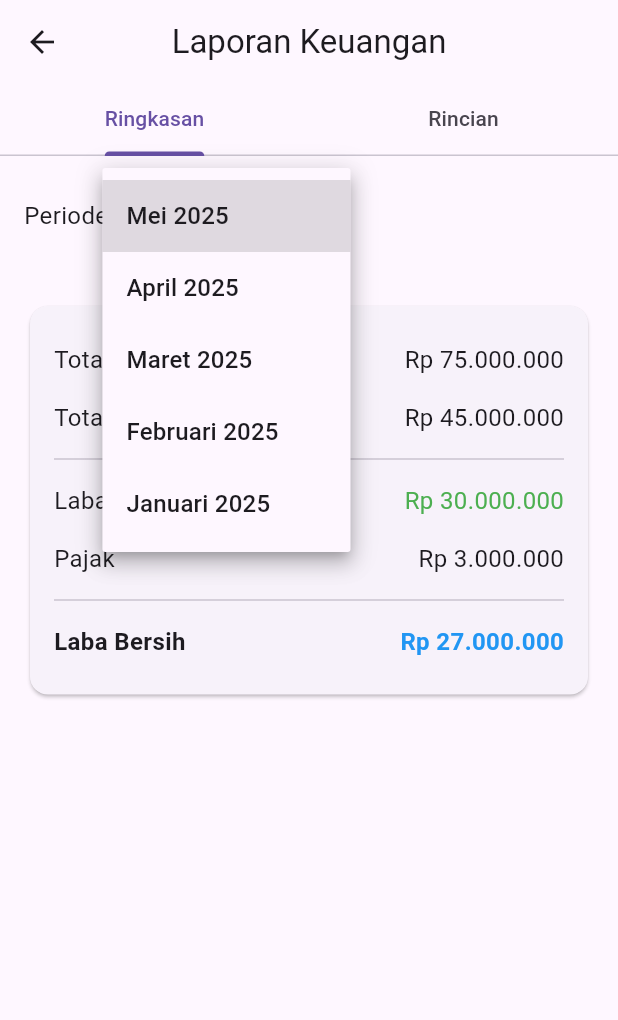
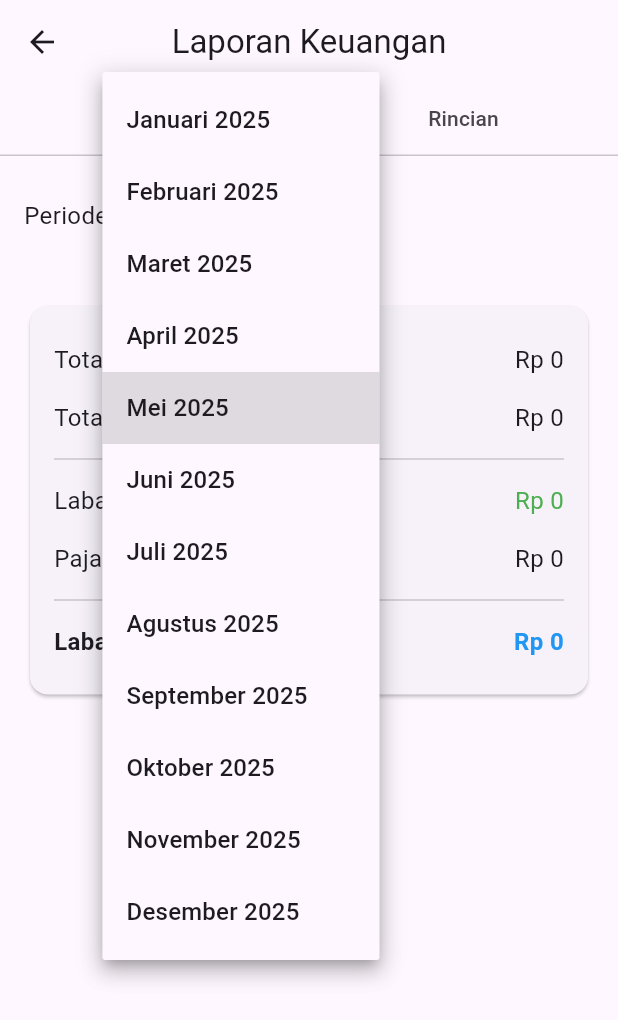
Before and after one commit to JustNap/Capstone_Kelompok4, a Flutter app: the FinancialReportPage screen opened directly, after a tap on "Mei 2025", on a phone screen of 412 x 824 dp. Shown: the top 1020 px of the screen. Run offline on Flutter 3.47's test engine with Material 3 defaults, Android fonts, the phone set to English and light mode, and no system bars; our stand-ins replace cloud_firestore, firebase_auth, firebase_core, google_fonts; accounts and stored records are empty.

Commit message:
menyambungkan semua fitur database ke laporan keuangan

```diff
--- a/apk_pembukuan/lib/Laporan/laporanKeuangan.dart
+++ b/apk_pembukuan/lib/Laporan/laporanKeuangan.dart
@@ -1,5 +1,6 @@
 import 'package:flutter/material.dart';
-
+import 'package:cloud_firestore/cloud_firestore.dart';
+import 'package:firebase_auth/firebase_auth.dart';
 
 class FinancialReportPage extends StatefulWidget {
   const FinancialReportPage({super.key});
@@ -12,12 +13,12 @@ class _FinancialReportPageState extends State<FinancialReportPage>
     with SingleTickerProviderStateMixin {
   late TabController _tabController;
   String _selectedPeriod = 'Mei 2025';
+
   final List<String> _availablePeriods = [
-    'Mei 2025',
-    'April 2025',
-    'Maret 2025',
-    'Februari 2025',
-    'Januari 2025',
+    'Januari 2025', 'Februari 2025', 'Maret 2025',
+    'April 2025', 'Mei 2025', 'Juni 2025',
+    'Juli 2025', 'Agustus 2025', 'September 2025',
+    'Oktober 2025', 'November 2025', 'Desember 2025',
   ];
 
   @override
@@ -30,6 +31,35 @@ class _FinancialReportPageState extends State<FinancialReportPage>
   void dispose() {
     _tabController.dispose();
     super.dispose();
+  }
+
+  Future<List<Map<String, dynamic>>> _getMutasiKas(String bulanTahun) async {
+    final uid = FirebaseAuth.instance.currentUser!.uid;
+    final snapshot = await FirebaseFirestore.instance
+        .collection("Users")
+        .doc(uid)
+        .collection("MutasiKas")
+        .orderBy("tanggal", descending: true)
+        .get();
+
+    return snapshot.docs.map((doc) {
+      final data = doc.data();
+      data['id'] = doc.id;
+      return data;
+    }).where((data) {
+      final tanggal = (data['tanggal'] as Timestamp).toDate();
+      final bulan = _monthName(tanggal.month);
+      final tahun = tanggal.year.toString();
+      return "$bulan $tahun" == bulanTahun;
+    }).toList();
+  }
+
+  String _monthName(int month) {
+    const months = [
+      "", "Januari", "Februari", "Maret", "April", "Mei",
+      "Juni", "Juli", "Agustus", "September", "Oktober", "November", "Desember"
+    ];
+    return months[month];
   }
 
   @override
@@ -71,12 +101,23 @@ class _FinancialReportPageState extends State<FinancialReportPage>
             ),
           ),
           Expanded(
-            child: TabBarView(
+            child: FutureBuilder<List<Map<String, dynamic>>>(
+              future: _getMutasiKas(_selectedPeriod),
+              builder: (context, snapshot) {
+                if (snapshot.connectionState == ConnectionState.waiting) {
+                  return const Center(child: CircularProgressIndicator());
+                }
+
+                final data = snapshot.data ?? [];
+
+                return TabBarView(
                   controller: _tabController,
                   children: [
-                _buildSummaryTab(),
-                _buildDetailTab(),
+                    _buildSummaryTab(data),
+                    _buildDetailTab(data),
                   ],
+                );
+              },
             ),
           ),
         ],
@@ -84,30 +125,35 @@ class _FinancialReportPageState extends State<FinancialReportPage>
     );
   }
 
-  Widget _buildSummaryTab() {
+  Widget _buildSummaryTab(List<Map<String, dynamic>> data) {
+    final pemasukan = data
+        .where((item) => item['jenis'] == 'masuk')
+        .fold(0.0, (sum, item) => sum + (item['jumlah'] as num).toDouble());
+    final pengeluaran = data
+        .where((item) => item['jenis'] == 'keluar')
+        .fold(0.0, (sum, item) => sum + (item['jumlah'] as num).toDouble());
+    final labaKotor = pemasukan - pengeluaran;
+    final pajak = labaKotor * 0.10;
+    final labaBersih = labaKotor - pajak;
+
     return SingleChildScrollView(
       padding: const EdgeInsets.all(16),
-      child: Column(
-        children: [
-          Card(
+      child: Card(
         shape: RoundedRectangleBorder(borderRadius: BorderRadius.circular(12)),
         child: Padding(
           padding: const EdgeInsets.all(16),
           child: Column(
             children: [
-                  _buildSummaryRow('Total Pendapatan', 'Rp 75.000.000'),
-                  _buildSummaryRow('Total Pengeluaran', 'Rp 45.000.000'),
+              _buildSummaryRow('Total Pendapatan', 'Rp ${pemasukan.toStringAsFixed(0)}'),
+              _buildSummaryRow('Total Pengeluaran', 'Rp ${pengeluaran.toStringAsFixed(0)}'),
               const Divider(),
-                  _buildSummaryRow('Laba Kotor', 'Rp 30.000.000', color: Colors.green),
-                  _buildSummaryRow('Pajak', 'Rp 3.000.000'),
+              _buildSummaryRow('Laba Kotor', 'Rp ${labaKotor.toStringAsFixed(0)}', color: Colors.green),
+              _buildSummaryRow('Pajak (10%)', 'Rp ${pajak.toStringAsFixed(0)}'),
               const Divider(),
-                  _buildSummaryRow('Laba Bersih', 'Rp 27.000.000',
-                      color: Colors.blue, isBold: true),
+              _buildSummaryRow('Laba Bersih', 'Rp ${labaBersih.toStringAsFixed(0)}', color: Colors.blue, isBold: true),
             ],
           ),
         ),
-          ),
-        ],
       ),
     );
   }
@@ -120,7 +166,9 @@ class _FinancialReportPageState extends State<FinancialReportPage>
         mainAxisAlignment: MainAxisAlignment.spaceBetween,
         children: [
           Text(title,
-              style: TextStyle(fontSize: 16, fontWeight: isBold ? FontWeight.bold : FontWeight.normal)),
+              style: TextStyle(
+                  fontSize: 16,
+                  fontWeight: isBold ? FontWeight.bold : FontWeight.normal)),
           Text(value,
               style: TextStyle(
                 fontSize: 16,
@@ -132,7 +180,10 @@ class _FinancialReportPageState extends State<FinancialReportPage>
     );
   }
 
-  Widget _buildDetailTab() {
+  Widget _buildDetailTab(List<Map<String, dynamic>> data) {
+    final pemasukan = data.where((item) => item['jenis'] == 'masuk').toList();
+    final pengeluaran = data.where((item) => item['jenis'] == 'keluar').toList();
+
     return SingleChildScrollView(
       padding: const EdgeInsets.all(16),
       child: Column(
@@ -140,23 +191,13 @@ class _FinancialReportPageState extends State<FinancialReportPage>
           _buildTransactionSection(
             title: 'Pendapatan',
             isIncome: true,
-            transactions: const [
-              {'tanggal': '10 Mei 2025', 'deskripsi': 'Penjualan A', 'jumlah': 'Rp 15.000.000'},
-              {'tanggal': '08 Mei 2025', 'deskripsi': 'Jasa Konsultasi', 'jumlah': 'Rp 25.000.000'},
-              {'tanggal': '05 Mei 2025', 'deskripsi': 'Pembayaran Piutang', 'jumlah': 'Rp 35.000.000'},
-            ],
-            total: 'Rp 75.000.000',
+            transactions: pemasukan,
           ),
           const SizedBox(height: 24),
           _buildTransactionSection(
             title: 'Pengeluaran',
             isIncome: false,
-            transactions: const [
-              {'tanggal': '09 Mei 2025', 'deskripsi': 'Operasional', 'jumlah': 'Rp 10.000.000'},
-              {'tanggal': '07 Mei 2025', 'deskripsi': 'Gaji Karyawan', 'jumlah': 'Rp 25.000.000'},
-              {'tanggal': '03 Mei 2025', 'deskripsi': 'Peralatan', 'jumlah': 'Rp 10.000.000'},
-            ],
-            total: 'Rp 45.000.000',
+            transactions: pengeluaran,
           ),
         ],
       ),
@@ -166,9 +207,11 @@ class _FinancialReportPageState extends State<FinancialReportPage>
   Widget _buildTransactionSection({
     required String title,
     required bool isIncome,
-    required List<Map<String, String>> transactions,
-    required String total,
+    required List<Map<String, dynamic>> transactions,
   }) {
+    double total = transactions.fold(0.0,
+        (sum, item) => sum + (item['jumlah'] as num).toDouble());
+
     return Column(
       crossAxisAlignment: CrossAxisAlignment.start,
       children: [
@@ -178,7 +221,7 @@ class _FinancialReportPageState extends State<FinancialReportPage>
           shape: RoundedRectangleBorder(borderRadius: BorderRadius.circular(12)),
           child: Column(
             children: [
-              for (var tx in transactions)
+              for (var i = 0; i < transactions.length; i++)
                 Column(
                   children: [
                     ListTile(
@@ -186,17 +229,23 @@ class _FinancialReportPageState extends State<FinancialReportPage>
                         isIncome ? Icons.arrow_upward : Icons.arrow_downward,
                         color: isIncome ? Colors.green : Colors.red,
                       ),
-                      title: Text(tx['deskripsi']!),
-                      subtitle: Text(tx['tanggal']!),
+                      title: Text(transactions[i]['deskripsi']),
+                      subtitle: Text(
+                        (transactions[i]['tanggal'] as Timestamp)
+                            .toDate()
+                            .toLocal()
+                            .toString()
+                            .split(' ')[0],
+                      ),
                       trailing: Text(
-                        tx['jumlah']!,
+                        'Rp ${transactions[i]['jumlah'].toStringAsFixed(0)}',
                         style: TextStyle(
                           fontWeight: FontWeight.bold,
                           color: isIncome ? Colors.green : Colors.red,
                         ),
                       ),
                     ),
-                    if (tx != transactions.last) const Divider(height: 1),
+                    if (i != transactions.length - 1) const Divider(height: 1),
                   ],
                 ),
               Container(
@@ -210,7 +259,7 @@ class _FinancialReportPageState extends State<FinancialReportPage>
                   ),
                 ),
                 child: Text(
-                  'Total: $total',
+                  'Total: Rp ${total.toStringAsFixed(0)}',
                   textAlign: TextAlign.end,
                   style: const TextStyle(fontSize: 16, fontWeight: FontWeight.bold),
                 ),
--- a/apk_pembukuan/lib/Piutang/addpiutang.dart
+++ b/apk_pembukuan/lib/Piutang/addpiutang.dart
@@ -75,7 +75,7 @@ class _TambahPiutangPageState extends State<AddPiutangPage> {
                 }
 
                 widget.onAdd({
-                  'nama': namaController.text,
+                  'namaPelanggan': namaController.text,
                   'deskripsi': deskripsiController.text,
                   'jumlah': int.parse(jumlahController.text),
                   'sisa': int.parse(jumlahController.text),
--- a/apk_pembukuan/lib/Piutang/detailpiutang.dart
+++ b/apk_pembukuan/lib/Piutang/detailpiutang.dart
@@ -91,7 +91,7 @@ class _DetailPiutangPageState extends State<DetailPiutangPage> {
       body: SingleChildScrollView(
         padding: EdgeInsets.all(16),
         child: Column(crossAxisAlignment: CrossAxisAlignment.start, children: [
-          Text(widget.data['nama'], style: TextStyle(fontSize: 24, fontWeight: FontWeight.bold)),
+          Text(widget.data['namaPelanggan'], style: TextStyle(fontSize: 24, fontWeight: FontWeight.bold)),
           Text(widget.data['deskripsi'], style: TextStyle(fontSize: 16, color: Colors.grey)),
           SizedBox(height: 8),
           Text('Status: $currentStatus', style: TextStyle(color: currentStatus == 'Lunas' ? Colors.green : Colors.red)),
```
Also changed, not shown: apk_pembukuan/lib/Piutang/piutang.dart (+10 -5 lines), apk_pembukuan/lib/services/database/database_service.dart (+110 -12 lines). Lines whose indentation alone changed are shown as unchanged.
